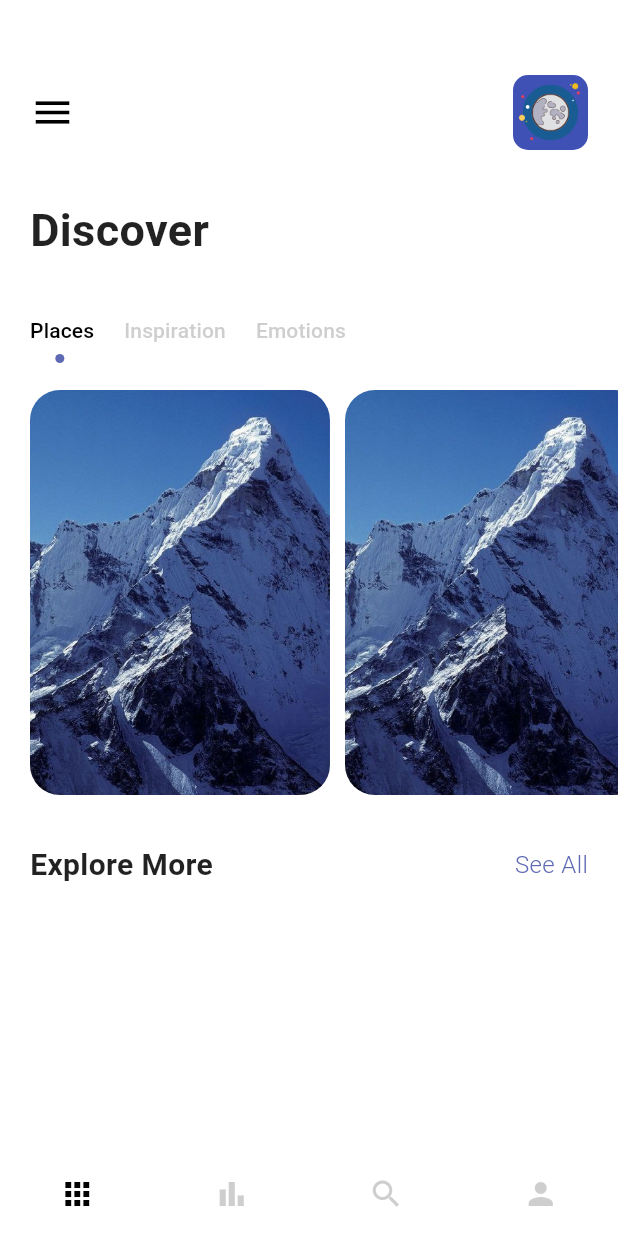
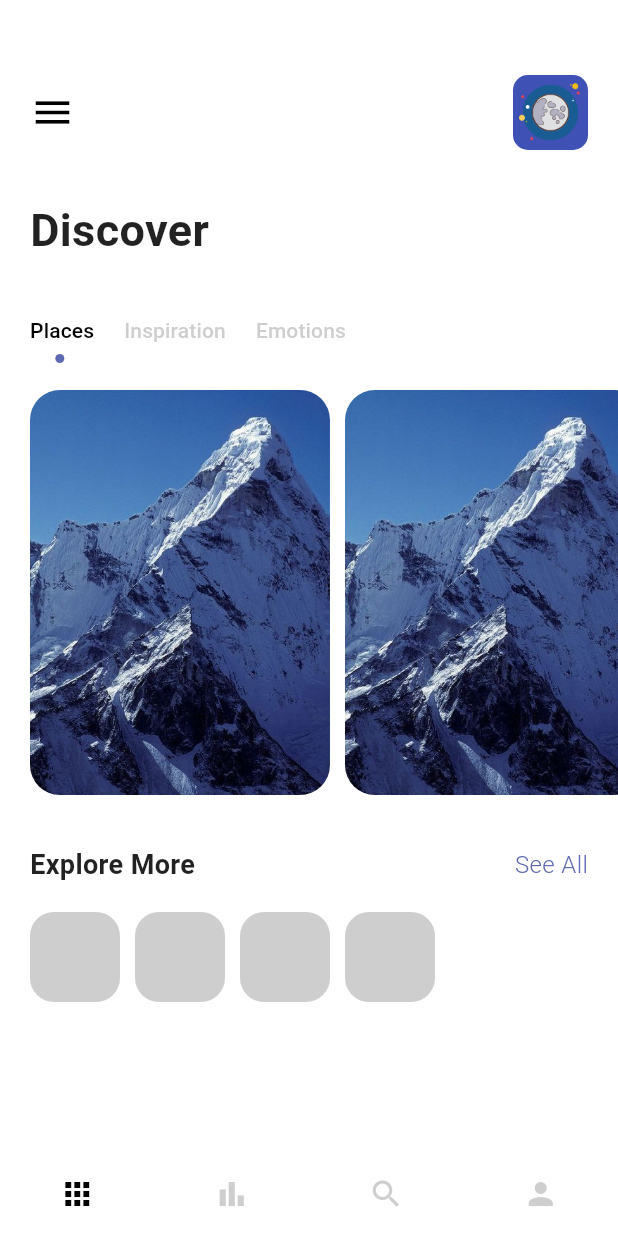
Before and after one commit to AlexEduV/flutter_travel_app, a Flutter app: the screen it shows after launch, on a phone screen of 412 x 824 dp. Run offline on Flutter 3.47's test engine with Material 3 defaults, Android fonts, the phone set to English and light mode, and no system bars.

```diff
--- a/lib/pages/navigationPages/home_item_page.dart
+++ b/lib/pages/navigationPages/home_item_page.dart
@@ -106,13 +106,43 @@ class _HomeItemPageState extends State<HomeItemPage> {
                 mainAxisAlignment: MainAxisAlignment.spaceBetween,
                 children: [
                   //explore more text
-                  AppLargeText(text: "Explore More", textSize: 20,),
+                  AppLargeText(text: "Explore More", textSize: 18,),
 
                   //see all button
                   AppText(text: "See All", color: AppColors.mainColor,),
                 ],
               ),
             ),
+
+            //
+            Expanded(
+              child: Container(
+                margin: const EdgeInsets.only(left: 20),
+                child: ListView.builder(
+                  scrollDirection: Axis.horizontal,
+                  itemCount: 4,
+                  itemBuilder: (context, index) {
+
+                    return Column(
+                      children: [
+                        Container(
+                          height: 60,
+                          width: 60,
+                          margin: const EdgeInsets.only(right: 10.0),
+                          decoration: BoxDecoration(
+                            color: Colors.grey.withOpacity(.5),
+                            borderRadius: BorderRadius.circular(16.0),
+
+                          ),
+                        )
+                      ],
+                    );
+                  },
+                ),
+              ),
+            ),
+
+
 
           ],
         ),
```
